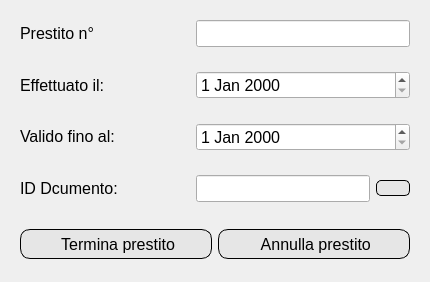
This is View/Studente/UI files/prestito.ui in FrancescoFinizii/Biblioteca-universitaria as Qt 5 draws it before an edit. The edited form follows.
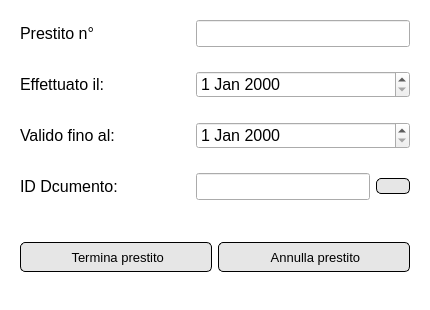
This is the edited form. Icons and pictures are not drawn.

Diff of the .ui file:
```diff
--- a/View/Studente/UI files/prestito.ui
+++ b/View/Studente/UI files/prestito.ui
@@ -7,7 +7,7 @@
     <x>0</x>
     <y>0</y>
     <width>430</width>
-    <height>282</height>
+    <height>310</height>
    </rect>
   </property>
   <property name="minimumSize">
@@ -19,6 +19,21 @@
   <property name="windowTitle">
    <string>Form</string>
   </property>
+  <property name="styleSheet">
+   <string notr="true">QWidget#Form {
+	background-color: rgb(255, 255, 255);
+	color:black;
+}
+QPushButton {
+	border: 1px solid;
+	background-color:rgb(230, 230, 230);
+	border-radius: 5px;
+	border-color: rgb(0, 0, 0);
+}
+QPushButton:hover {
+	background-color: rgb(207, 207, 207);
+}</string>
+  </property>
   <layout class="QVBoxLayout" name="verticalLayout">
    <item>
     <widget class="QWidget" name="widget_47" native="true">
@@ -199,19 +214,6 @@
       </item>
       <item>
        <widget class="QPushButton" name="visualizzaDocumentoButton">
-        <property name="styleSheet">
-         <string notr="true">QPushButton#visualizzaDocumentoButton {
-	border: 1px solid;
-	background-color:rgb(230, 230, 230);
-	border-radius: 5px;
-	border-color: rgb(0, 0, 0);
-}
-QPushButton#visualizzaDocumentoButton:hover {
-	
-	background-color: rgb(207, 207, 207);
-}
-</string>
-        </property>
         <property name="text">
          <string/>
         </property>
@@ -249,20 +251,9 @@
         </property>
         <property name="font">
          <font>
-          <pointsize>12</pointsize>
+          <pointsize>10</pointsize>
          </font>
         </property>
-        <property name="styleSheet">
-         <string notr="true">QPushButton#terminaPrestitoButton {
-	background-color:rgb(230, 230, 230);
-	border-radius: 10px;
-	border-color: rgb(0, 0, 0);
-	border: 1px solid;
-}
-QPushButton#terminaPrestitoButton:hover {
-	background-color: rgb(207, 207, 207);
-}</string>
-        </property>
         <property name="text">
          <string> Termina prestito</string>
         </property>
@@ -288,20 +279,9 @@
         </property>
         <property name="font">
          <font>
-          <pointsize>12</pointsize>
+          <pointsize>10</pointsize>
          </font>
         </property>
-        <property name="styleSheet">
-         <string notr="true">QPushButton#annullaPrestitoButton {
-	background-color:rgb(230, 230, 230);
-	border-radius: 10px;
-	border-color: rgb(0, 0, 0);
-	border: 1px solid;
-}
-QPushButton#annullaPrestitoButton:hover {
-	background-color: rgb(207, 207, 207);
-}</string>
-        </property>
         <property name="text">
          <string> Annulla prestito</string>
         </property>
```
